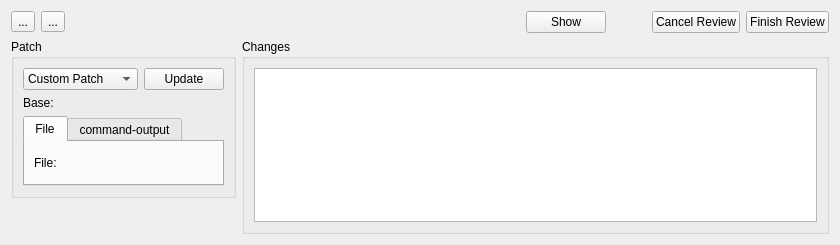
Above: plugins/patchreview/patchreview.ui from KDE/kdevelop before the change. Below: the same form after it.
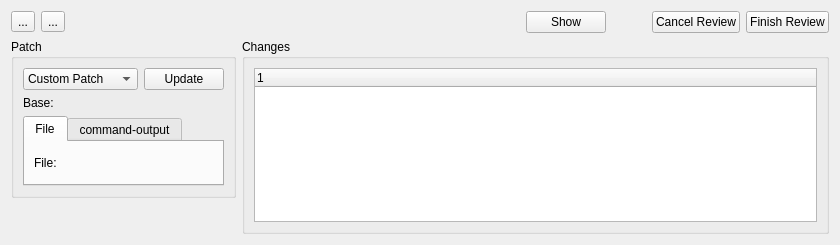
That is the form after the change. Custom widgets are drawn as their Qt base class.

```diff
--- a/plugins/patchreview/patchreview.ui
+++ b/plugins/patchreview/patchreview.ui
@@ -223,7 +223,7 @@
        </property>
        <layout class="QGridLayout" name="gridLayout">
         <item row="0" column="0" rowspan="2">
-         <widget class="QListView" name="filesList">
+         <widget class="QTreeWidget" name="filesList">
           <property name="editTriggers">
            <set>QAbstractItemView::NoEditTriggers</set>
           </property>
```
